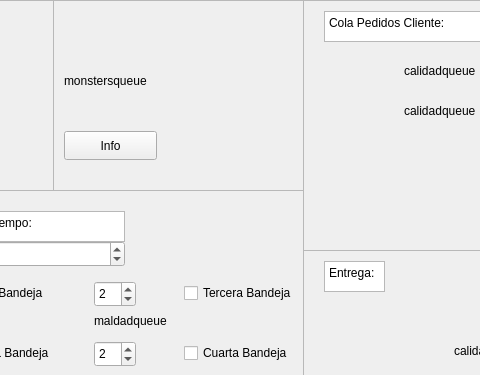
arty4325/IC2001-MonsterFactory, file MonsterFactory/mainwindow.ui: the form before one commit; both pictures show x 637 to 1117 and y 0 to 375 of the 1366 by 768 pixel window.
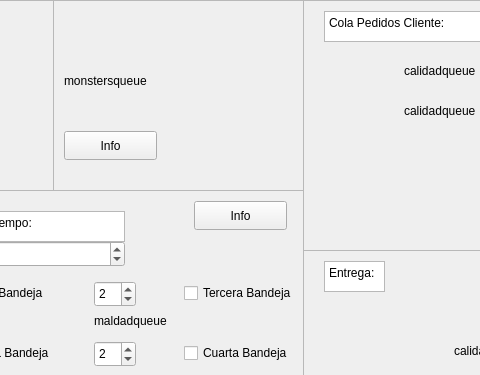
The form after the commit.

Commit message: View actual info of oven

```diff
--- a/MonsterFactory/mainwindow.ui
+++ b/MonsterFactory/mainwindow.ui
@@ -525,6 +525,19 @@
        <string>maldadqueue</string>
       </property>
      </widget>
+     <widget class="QPushButton" name="itinerarioHorno">
+      <property name="geometry">
+       <rect>
+        <x>390</x>
+        <y>10</y>
+        <width>93</width>
+        <height>29</height>
+       </rect>
+      </property>
+      <property name="text">
+       <string>Info</string>
+      </property>
+     </widget>
     </widget>
    </widget>
    <widget class="QScrollArea" name="scrollArea_8">
```
The commit also changes 30 other files.
